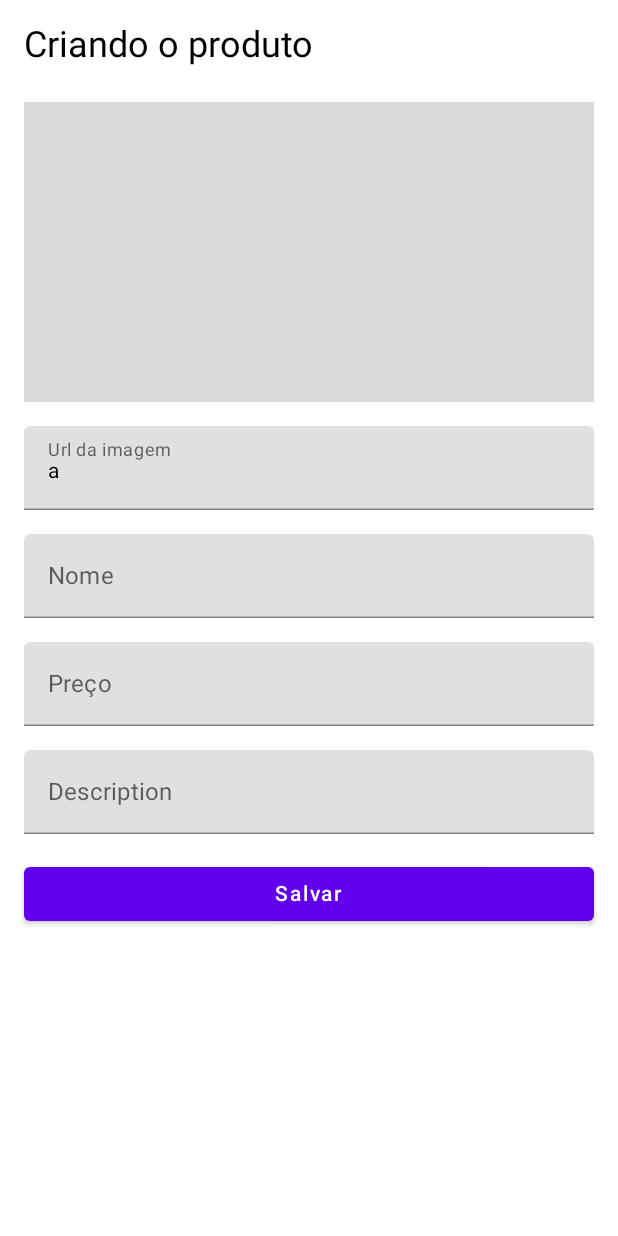
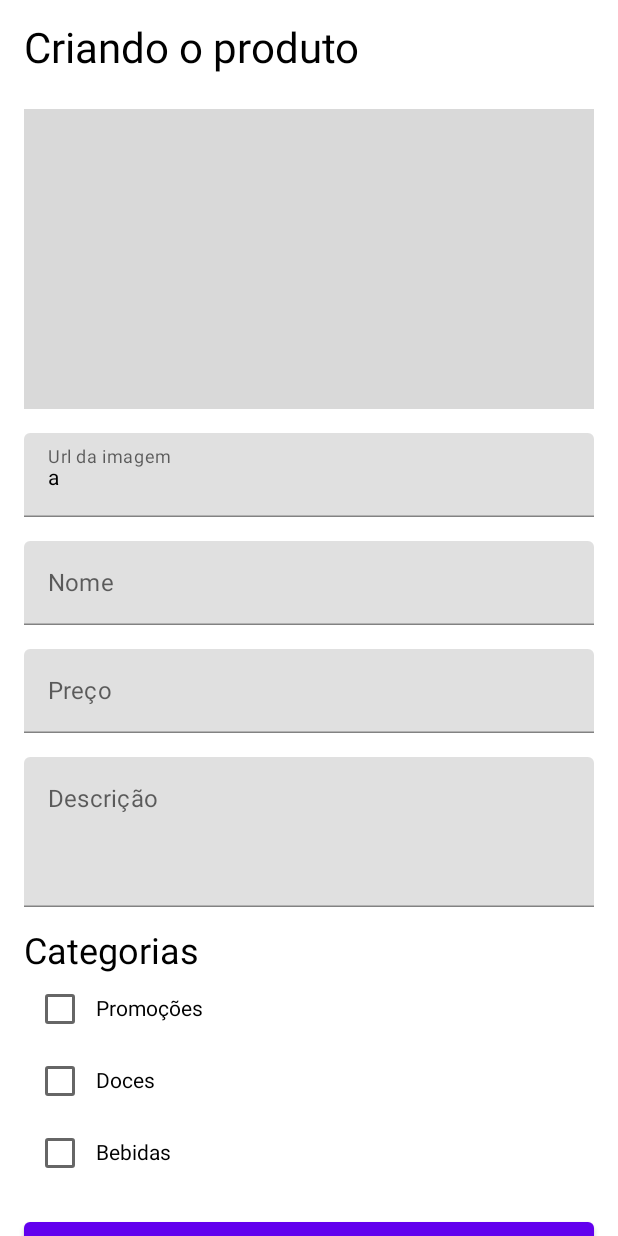
Before and after one commit to alexfelipe/aluvery-estados, an Android app built with Jetpack Compose: the @Preview function FormVideoScreenWithUrlForImageScreen, on a phone screen of 412 x 824 dp. Run offline under Robolectric (Android 15) with nearby library versions, the phone set to English and light mode, and no system bars; pictures from the network do not load.

```diff
--- a/app/src/main/java/br/com/alura/aluvery/model/Product.kt
+++ b/app/src/main/java/br/com/alura/aluvery/model/Product.kt
@@ -8,5 +8,6 @@ data class Product(
     val name: String,
     val price: BigDecimal,
     val image: String? = null,
-    val description: String? = null
+    val description: String? = null,
+    val categories: List<Category> = emptyList()
 )
--- a/app/src/main/java/br/com/alura/aluvery/ui/activities/FormProductActivity.kt
+++ b/app/src/main/java/br/com/alura/aluvery/ui/activities/FormProductActivity.kt
@@ -4,13 +4,15 @@ import android.os.Bundle
 import android.util.Log
 import androidx.activity.ComponentActivity
 import androidx.activity.compose.setContent
+import androidx.compose.foundation.clickable
 import androidx.compose.foundation.layout.*
-import androidx.compose.foundation.rememberScrollState
-import androidx.compose.foundation.verticalScroll
+import androidx.compose.foundation.lazy.LazyColumn
 import androidx.compose.material.Button
+import androidx.compose.material.Checkbox
 import androidx.compose.material.Text
 import androidx.compose.material.TextField
 import androidx.compose.runtime.*
+import androidx.compose.ui.Alignment.Companion.CenterVertically
 import androidx.compose.ui.Modifier
 import androidx.compose.ui.layout.ContentScale
 import androidx.compose.ui.res.painterResource
@@ -20,6 +22,7 @@ import androidx.compose.ui.unit.sp
 import androidx.lifecycle.lifecycleScope
 import br.com.alura.aluvery.R
 import br.com.alura.aluvery.dao.ProductDao
+import br.com.alura.aluvery.model.Category
 import br.com.alura.aluvery.model.Product
 import coil.compose.AsyncImage
 import kotlinx.coroutines.launch
@@ -50,17 +53,6 @@ fun FormVideoScreen(
     imageUrl: String = "",
     onSaveClick: (Product) -> Unit = {}
 ) {
-    Column(
-        Modifier
-            .padding(16.dp)
-            .verticalScroll(rememberScrollState()),
-        verticalArrangement = Arrangement.spacedBy(16.dp),
-    ) {
-        Text(
-            text = "Criando o produto",
-            Modifier.padding(bottom = 8.dp),
-            fontSize = 24.sp
-        )
     var urlState by remember {
         mutableStateOf(imageUrl)
     }
@@ -73,8 +65,25 @@ fun FormVideoScreen(
     var descriptionState by remember {
         mutableStateOf("")
     }
+    val categoriesState = remember {
+        mutableStateListOf<Category>()
+    }
+    Log.i("FormProductActivity", "FormVideoScreen: $categoriesState")
+    LazyColumn(
+        Modifier.fillMaxSize(),
+        verticalArrangement = Arrangement.spacedBy(16.dp),
+        contentPadding = PaddingValues(16.dp)
+    ) {
+        item {
+            Text(
+                text = "Criando o produto",
+                Modifier.padding(bottom = 8.dp),
+                fontSize = 28.sp
+            )
+        }
         //TODO implementar debounce
         if (urlState.isNotBlank()) {
+            item {
                 AsyncImage(
                     model = urlState,
                     contentDescription = null,
@@ -86,6 +95,8 @@ fun FormVideoScreen(
                     contentScale = ContentScale.Crop,
                 )
             }
+        }
+        item {
             TextField(
                 value = urlState,
                 onValueChange = {
@@ -96,6 +107,8 @@ fun FormVideoScreen(
                     Text(text = "Url da imagem")
                 }
             )
+        }
+        item {
             TextField(
                 value = nameState,
                 onValueChange = {
@@ -106,6 +119,8 @@ fun FormVideoScreen(
                     Text(text = "Nome")
                 }
             )
+        }
+        item {
             TextField(
                 value = priceState,
                 onValueChange = {
@@ -116,16 +131,66 @@ fun FormVideoScreen(
                     Text(text = "Preço")
                 }
             )
+        }
+        item {
             TextField(
                 value = descriptionState,
                 onValueChange = {
                     descriptionState = it
                 },
-            Modifier.fillMaxWidth(),
+                Modifier
+                    .fillMaxWidth()
+                    .heightIn(100.dp),
                 label = {
-                Text(text = "Description")
+                    Text(text = "Descrição")
+                },
+            )
         }
+        item {
+            Column {
+                Text(
+                    text = "Categorias",
+                    fontSize = 24.sp
                 )
+                Category.values().forEach { category ->
+                    var isChecked by remember {
+                        mutableStateOf(false)
+                    }
+                    Row(
+                        Modifier
+                            .fillMaxWidth()
+                            .clickable {
+                                if(!isChecked) {
+                                    categoriesState.add(
+                                        category
+                                    )
+                                } else {
+                                    categoriesState.remove(category)
+                                }
+                                isChecked = !isChecked
+                            },
+                        verticalAlignment = CenterVertically,
+                        horizontalArrangement = Arrangement.Start,
+                    ) {
+                        Checkbox(
+                            checked = isChecked,
+                            onCheckedChange = {
+                                if(it) {
+                                    categoriesState.add(
+                                        category
+                                    )
+                                } else {
+                                    categoriesState.remove(category)
+                                }
+                                isChecked = it
+                            },
+                        )
+                        Text(text = category.label)
+                    }
+                }
+            }
+        }
+        item {
             Button(
                 onClick = {
                     val price = try {
@@ -133,19 +198,22 @@ fun FormVideoScreen(
                     } catch (e: Exception) {
                         BigDecimal("0.00")
                     }
-
+                    val categories = categoriesState.toList()
+                    Log.i("FormVideoActivity", "FormVideoScreen: $categories")
                     onSaveClick(
                         Product(
                             name = nameState,
                             price = price,
                             image = urlState,
-                        description = descriptionState
+                            description = descriptionState,
+                            categories = categories
                         )
                     )
                 },
                 Modifier.fillMaxWidth()
             ) {
                 Text("Salvar")
+            }
         }
     }
 }
```
Also changed, not shown: app/src/main/java/br/com/alura/aluvery/MainActivity.kt (+11 -4 lines), app/src/main/java/br/com/alura/aluvery/model/Category.kt (added, +9 -0 lines), app/src/main/java/br/com/alura/aluvery/sampledata/SampleData.kt (+18 -8 lines). Lines whose indentation alone changed are shown as unchanged.
